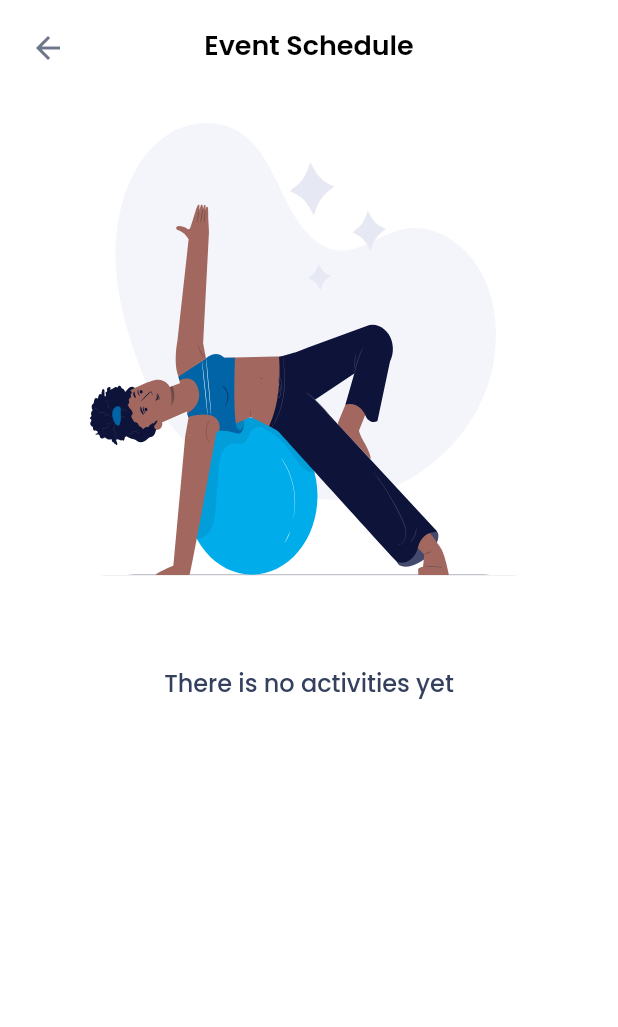
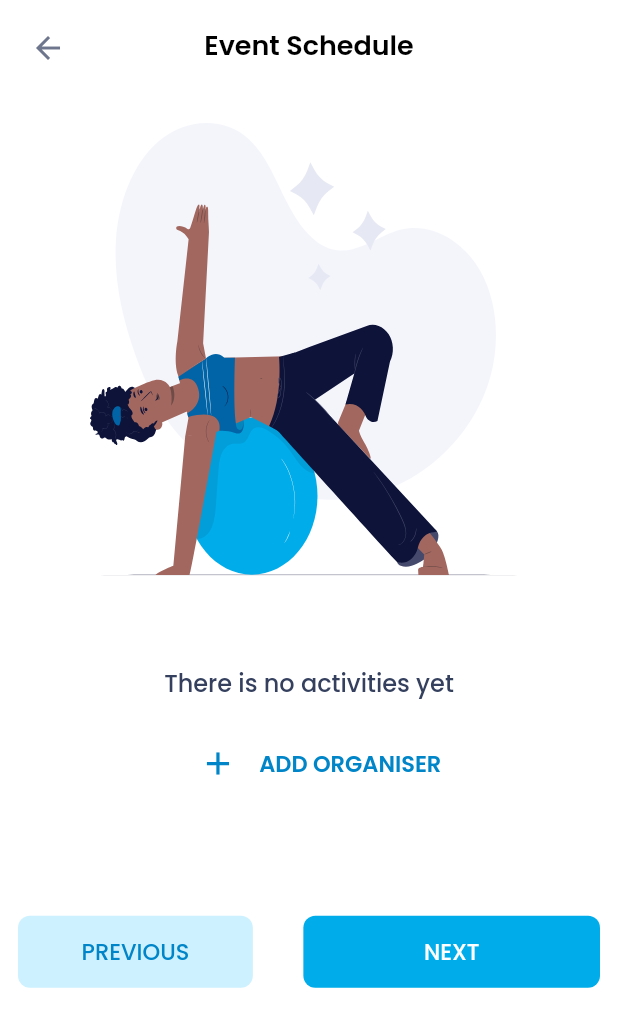
Before and after one commit to devprotec/settings_page, a Flutter app: the EventSchdule screen opened directly, on a phone screen of 412 x 824 dp. Shown: the top 1027 px of the screen. Run offline on Flutter 3.47's test engine with Material 2 defaults, Android fonts, the phone set to English and light mode, and no system bars; our stand-ins replace cached_network_image, flutter_rating_bar, flutter_svg, get, image_picker, permission_handler and 1 more; missing offline and left inert: connectivity_plus_web, image_picker_for_web, shared_preferences_web, widget_mask.

Commit message:
completed event schedule page

```diff
--- a/lib/localization/en_us/en_us_translations.dart
+++ b/lib/localization/en_us/en_us_translations.dart
@@ -753,5 +753,6 @@ final Map<String, String> enUs = {
   "msg_arrival_of_part": "Arrival of Participants",
   "msg_search_for_locati":"Search for Location",
   "msg_share_your_locati":"Share Your Location",
+  "msg_add_schedule":"add schedule"
 
 };
--- a/lib/screens/events/empty_create_event_page.dart
+++ b/lib/screens/events/empty_create_event_page.dart
@@ -1,15 +1,13 @@
 import 'dart:io';
 
 import 'package:flutter/cupertino.dart';
-import 'package:get/get_connect/http/src/utils/utils.dart';
-import 'package:get/get_connect/sockets/src/socket_notifier.dart';
 import 'package:image_picker/image_picker.dart';
 import 'package:permission_handler/permission_handler.dart';
 import 'package:settings_page/screens/events/mhc_gallery.dart';
 import 'package:settings_page/util/exports.dart';
 import 'package:settings_page/widgets/timeline_widget.dart';
 import 'package:widget_mask/widget_mask.dart';
-import '../../util/exports.dart';
+
 
 class EmptyCreateEventPage extends StatefulWidget {
   @override
--- a/lib/screens/events/event_schedule.dart
+++ b/lib/screens/events/event_schedule.dart
@@ -12,7 +12,8 @@ class EventSchdule extends StatelessWidget {
                 preferredSize: Size.fromHeight(50),
                 child: AppbarWidget(
                     appBarTitle: "lbl_event_schedule".tr, hasActions: true)),
-            body: Padding(
+            body: SingleChildScrollView(
+              child: Padding(
                   padding: EdgeInsets.all(12),
                   child: Column(
                     children: [
@@ -31,8 +32,34 @@ class EventSchdule extends StatelessWidget {
                           style: AppStyle.poppinsTextstyle(
                               16, FontWeight.w500, Constants.fromHex("#34405E"))),
                       Constants.spaceLargeColumn,
+                      GeneralAddButton(
+                        text: "lbl_add_activity".tr,
+                        mainAxisAlignment: MainAxisAlignment.center,
+                      ),
+                      Constants.spaceLargeColumn,
+                      Constants.spaceLargeColumn,
+                      Constants.spaceLargeColumn,
+                      Row(
+                          mainAxisAlignment: MainAxisAlignment.spaceBetween,
 
+                          children: [
+                            CustomButton(
+                              width:size.width*0.38,
+                              backgroundColor: Constants.lightBlue50,
+                              text: "lbl_previous".tr.toUpperCase(),
+                              textColor: Constants.lightBlue700,
+                            ),
+
+                            CustomButton(
+                              width: size.width*0.48,
+                              backgroundColor: Constants.lightBlue500,
+                              text: "lbl_next".tr.toUpperCase(),
+                              textColor: Colors.white,
+                            )
+                          ])
+                      //
                     ],
-                ))));
+                  )),
+            )));
   }
 }
--- a/lib/screens/events/general_info_page.dart
+++ b/lib/screens/events/general_info_page.dart
@@ -278,10 +278,12 @@ class GeneralInfoPage extends GetView<EventsController> {
 
 class GeneralAddButton extends StatelessWidget {
   final String text;
-  const GeneralAddButton ({required this.text});
+  final MainAxisAlignment? mainAxisAlignment;
+  const GeneralAddButton ({required this.text, this.mainAxisAlignment});
   @override
   Widget build(BuildContext context) {
     return Row(
+      mainAxisAlignment: mainAxisAlignment?? MainAxisAlignment.start,
       children: [
         Constants.spaceMediumRow,
         CommonImageView(
--- a/lib/widgets/button.dart
+++ b/lib/widgets/button.dart
@@ -32,7 +32,7 @@ class Button extends StatelessWidget {
 
            // height: height ?? null,
             //  margin: const EdgeInsets.symmetric(vertical: 10),
-            padding: const EdgeInsets.symmetric(vertical: 20),
+            //padding: const EdgeInsets.symmetric(vertical: 20),
 
             width: double.infinity,
             decoration: BoxDecoration(
@@ -147,17 +147,18 @@ class CustomButton extends StatelessWidget {
   final String text;
   final Color textColor;
   final Color backgroundColor;
+  final double? width;
   const CustomButton(
       {
       required this.text,
       required this.textColor,
-      required this.backgroundColor});
+      required this.backgroundColor, this.width});
   @override
   Widget build(BuildContext context) {
     return Container(
       padding: EdgeInsets.symmetric(horizontal: 10, vertical: 5),
-      height: 35,
-      width: 70,
+      height: 48,
+      width: width ?? 70,
       decoration: BoxDecoration(
         borderRadius: BorderRadius.circular(8),
         color: backgroundColor,
```
Lines whose indentation alone changed are shown as unchanged.
